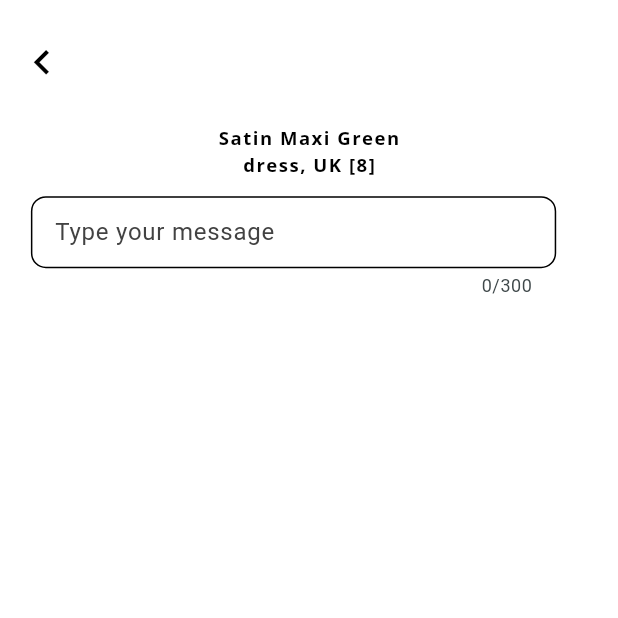
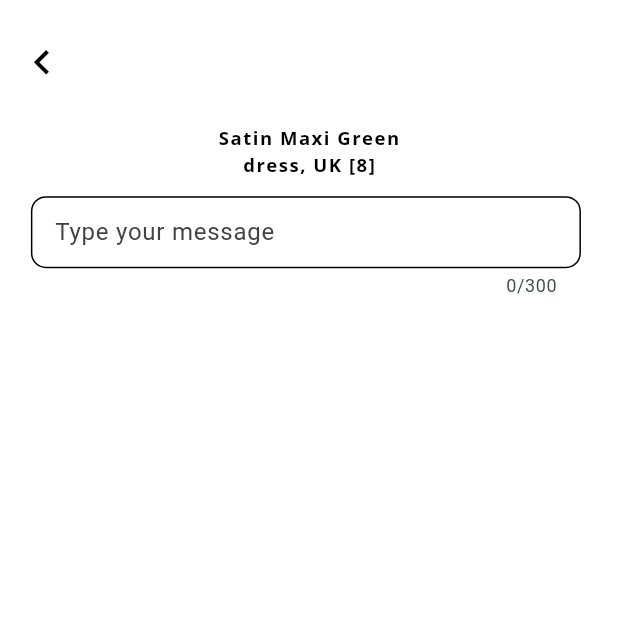
Before and after one commit to chris-bluemoon/revivals2, a Flutter app: the UserPage screen opened directly with sample values from the repository, on a phone screen of 412 x 824 dp, the top half of it. Run offline on Flutter 3.47's test engine with Material 3 defaults, Android fonts, the phone set to English and light mode, and no system bars; our stand-ins replace accordion, carousel_slider, cloud_firestore, dots_indicator, firebase_auth, firebase_core and 9 more; missing offline and left inert: booking_calendar, flutter_date_range_picker, flutter_share, mailer, password_strength_checker, pluralize; accounts and stored records are empty.

Commit message:
removed BoxConstraint and replaced with Expanded

```diff
--- a/lib/shared/message_to_owner.dart
+++ b/lib/shared/message_to_owner.dart
@@ -69,9 +69,7 @@ class _UserPageState extends State<UserPage> {
             Row(
               crossAxisAlignment: CrossAxisAlignment.start,
               children: [
-                ConstrainedBox(
-                  constraints: (showSendButton) ? BoxConstraints(minWidth: width * 0.75, maxWidth: width * 0.75)
-                    : BoxConstraints(minWidth: width * 0.85, maxWidth: width * 0.85),
+                Expanded(
                   child: TextField(
                     keyboardType: TextInputType.multiline,
                     maxLines: null,
```
